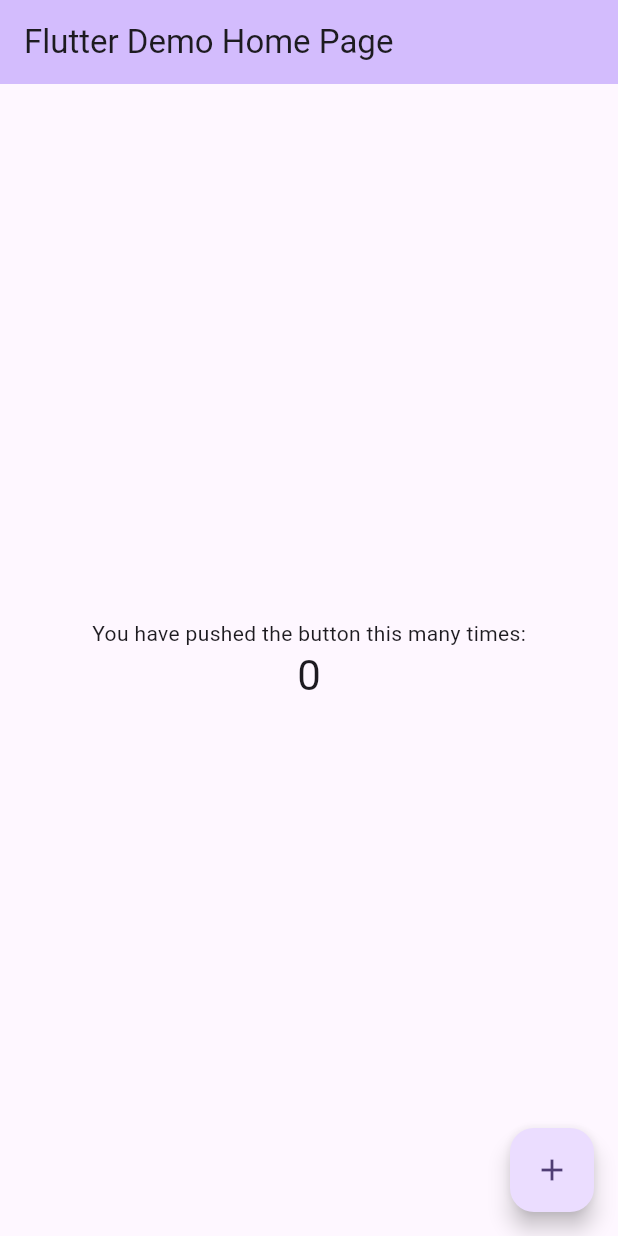
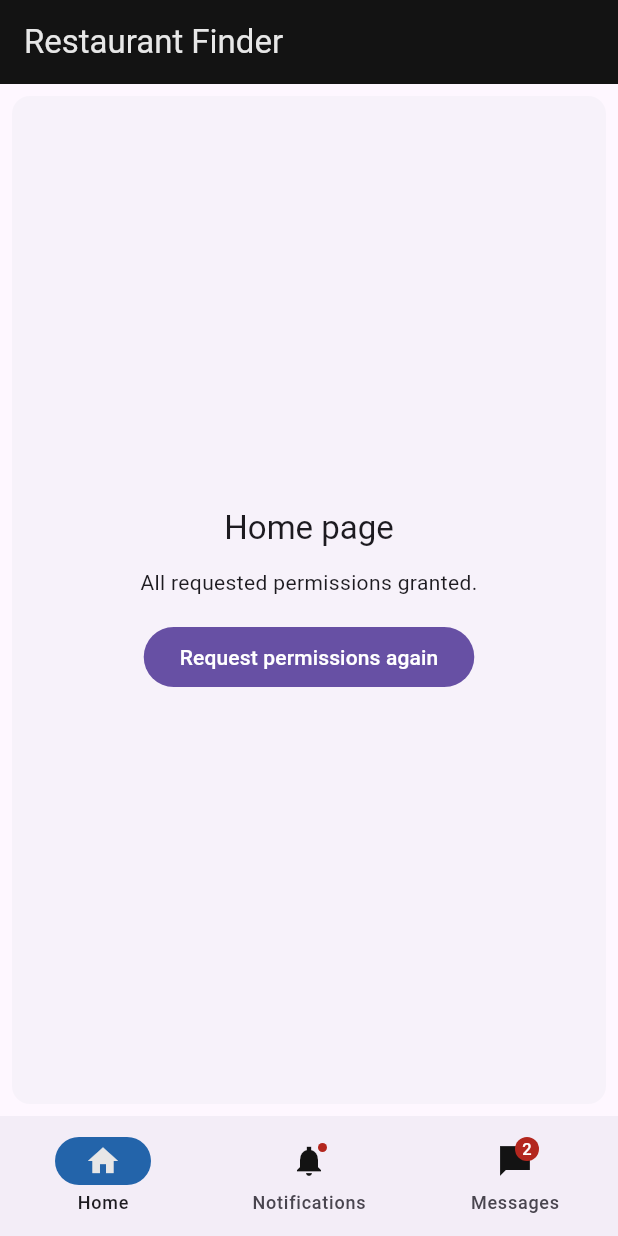
Before and after one commit to Np3-0/Tavio-Frontend, a Flutter app: the screen it shows after launch, on a phone screen of 412 x 824 dp. Run offline on Flutter 3.47's test engine with Material 3 defaults, Android fonts, the phone set to English and light mode, and no system bars; our stand-ins replace permission_handler.

Commit message:
color palette and permissions

```diff
--- a/lib/main.dart
+++ b/lib/main.dart
@@ -1,122 +1,207 @@
 import 'package:flutter/material.dart';
+import 'package:permission_handler/permission_handler.dart';
+import 'package:restaurantfinder/utils/app_colors.dart';
+import 'package:restaurantfinder/utils/permissions.dart';
 
-void main() {
-  runApp(const MyApp());
-}
+void main() => runApp(const NavigationBarApp());
 
-class MyApp extends StatelessWidget {
-  const MyApp({super.key});
+class NavigationBarApp extends StatelessWidget {
+  const NavigationBarApp({super.key});
 
-  // This widget is the root of your application.
   @override
   Widget build(BuildContext context) {
-    return MaterialApp(
-      title: 'Flutter Demo',
-      theme: ThemeData(
-        // This is the theme of your application.
-        //
-        // TRY THIS: Try running your application with "flutter run". You'll see
-        // the application has a purple toolbar. Then, without quitting the app,
-        // try changing the seedColor in the colorScheme below to Colors.green
-        // and then invoke "hot reload" (save your changes or press the "hot
-        // reload" button in a Flutter-supported IDE, or press "r" if you used
-        // the command line to start the app).
-        //
-        // Notice that the counter didn't reset back to zero; the application
-        // state is not lost during the reload. To reset the state, use hot
-        // restart instead.
-        //
-        // This works for code too, not just values: Most code changes can be
-        // tested with just a hot reload.
-        colorScheme: .fromSeed(seedColor: Colors.deepPurple),
-      ),
-      home: const MyHomePage(title: 'Flutter Demo Home Page'),
-    );
+    return const MaterialApp(home: NavigationExample());
   }
 }
 
-class MyHomePage extends StatefulWidget {
-  const MyHomePage({super.key, required this.title});
-
-  // This widget is the home page of your application. It is stateful, meaning
-  // that it has a State object (defined below) that contains fields that affect
-  // how it looks.
-
-  // This class is the configuration for the state. It holds the values (in this
-  // case the title) provided by the parent (in this case the App widget) and
-  // used by the build method of the State. Fields in a Widget subclass are
-  // always marked "final".
-
-  final String title;
+class NavigationExample extends StatefulWidget {
+  const NavigationExample({super.key});
 
   @override
-  State<MyHomePage> createState() => _MyHomePageState();
+  State<NavigationExample> createState() => _NavigationExampleState();
 }
 
-class _MyHomePageState extends State<MyHomePage> {
-  int _counter = 0;
+class _NavigationExampleState extends State<NavigationExample> {
+  int currentPageIndex = 0;
+  bool isCheckingPermissions = false;
+  String permissionSummary = 'Pending permission check...';
 
-  void _incrementCounter() {
+  @override
+  void initState() {
+    super.initState();
+    WidgetsBinding.instance.addPostFrameCallback((_) {
+      _runPermissionCheck();
+    });
+  }
+
+  Future<void> _runPermissionCheck() async {
     setState(() {
-      // This call to setState tells the Flutter framework that something has
-      // changed in this State, which causes it to rerun the build method below
-      // so that the display can reflect the updated values. If we changed
-      // _counter without calling setState(), then the build method would not be
-      // called again, and so nothing would appear to happen.
-      _counter++;
+      isCheckingPermissions = true;
+      permissionSummary = 'Checking location, voice, camera, and photos...';
+    });
+
+    final statuses = await requestAppPermissions();
+    if (!mounted) {
+      return;
+    }
+
+    final missing = statuses.entries
+      .where((entry) => entry.value != PermissionStatus.granted)
+        .map((entry) => entry.key.toString().split('.').last)
+        .toList();
+
+    setState(() {
+      isCheckingPermissions = false;
+      permissionSummary = missing.isEmpty
+          ? 'All requested permissions granted.'
+          : 'Missing: ${missing.join(', ')}';
     });
   }
 
   @override
   Widget build(BuildContext context) {
-    // This method is rerun every time setState is called, for instance as done
-    // by the _incrementCounter method above.
-    //
-    // The Flutter framework has been optimized to make rerunning build methods
-    // fast, so that you can just rebuild anything that needs updating rather
-    // than having to individually change instances of widgets.
+    final ThemeData theme = Theme.of(context);
     return Scaffold(
       appBar: AppBar(
-        // TRY THIS: Try changing the color here to a specific color (to
-        // Colors.amber, perhaps?) and trigger a hot reload to see the AppBar
-        // change color while the other colors stay the same.
-        backgroundColor: Theme.of(context).colorScheme.inversePrimary,
-        // Here we take the value from the MyHomePage object that was created by
-        // the App.build method, and use it to set our appbar title.
-        title: Text(widget.title),
+        title: const Text('Restaurant Finder', style: TextStyle(color: AppColors.Alabaster)),
+        backgroundColor: AppColors.Onyx,
       ),
-      body: Center(
-        // Center is a layout widget. It takes a single child and positions it
-        // in the middle of the parent.
-        child: Column(
-          // Column is also a layout widget. It takes a list of children and
-          // arranges them vertically. By default, it sizes itself to fit its
-          // children horizontally, and tries to be as tall as its parent.
-          //
-          // Column has various properties to control how it sizes itself and
-          // how it positions its children. Here we use mainAxisAlignment to
-          // center the children vertically; the main axis here is the vertical
-          // axis because Columns are vertical (the cross axis would be
-          // horizontal).
-          //
-          // TRY THIS: Invoke "debug painting" (choose the "Toggle Debug Paint"
-          // action in the IDE, or press "p" in the console), to see the
-          // wireframe for each widget.
-          mainAxisAlignment: .center,
-          children: [
-            const Text('You have pushed the button this many times:'),
-            Text(
-              '$_counter',
-              style: Theme.of(context).textTheme.headlineMedium,
+      bottomNavigationBar: NavigationBar(
+        onDestinationSelected: (int index) {
+          setState(() {
+            currentPageIndex = index;
+          });
+        },
+        indicatorColor: AppColors.Ocean,
+        selectedIndex: currentPageIndex,
+        destinations: const <Widget>[
+          NavigationDestination(
+            selectedIcon: Icon(Icons.home, color: AppColors.Alabaster),
+            icon: Icon(Icons.home_outlined, color: AppColors.Onyx),
+            label: 'Home',
+          ),
+          NavigationDestination(
+            selectedIcon: Badge(
+              child: Icon(Icons.notifications_sharp, color: AppColors.Alabaster),
             ),
-          ],
+            icon: Badge(
+              child: Icon(Icons.notifications_sharp, color: AppColors.Onyx),
+            ),
+            label: 'Notifications',
+          ),
+          NavigationDestination(
+            selectedIcon: Badge(
+              label: Text('2'),
+              child: Icon(Icons.messenger_sharp, color: AppColors.Alabaster),
+            ),
+            icon: Badge(
+              label: Text('2'),
+              child: Icon(Icons.messenger_sharp, color: AppColors.Onyx),
+            ),
+            label: 'Messages',
+          ),
+        ],
+      ),
+      body: <Widget>[
+        /// Home page
+        Card(
+          elevation: 0,
+          shadowColor: Colors.transparent,
+          margin: const EdgeInsets.all(8.0),
+          child: SizedBox.expand(
+            child: Padding(
+              padding: const EdgeInsets.all(16.0),
+              child: Column(
+                mainAxisAlignment: MainAxisAlignment.center,
+                children: <Widget>[
+                  Text('Home page', style: theme.textTheme.titleLarge),
+                  const SizedBox(height: 12),
+                  Text(
+                    permissionSummary,
+                    textAlign: TextAlign.center,
+                  ),
+                  const SizedBox(height: 16),
+                  FilledButton(
+                    onPressed: isCheckingPermissions ? null : _runPermissionCheck,
+                    child: Text(
+                      isCheckingPermissions
+                          ? 'Checking permissions...'
+                          : 'Request permissions again',
+                    ),
+                  ),
+                ],
+              ),
+            ),
+          ),
         ),
-      ),
-      floatingActionButton: FloatingActionButton(
-        onPressed: _incrementCounter,
-        tooltip: 'Increment',
-        child: const Icon(Icons.add),
-      ),
+
+        /// Notifications page
+        const Padding(
+          padding: EdgeInsets.all(8.0),
+          child: Column(
+            children: <Widget>[
+              Card(
+                child: ListTile(
+                  leading: Icon(Icons.notifications_sharp),
+                  title: Text('Notification 1'),
+                  subtitle: Text('This is a notification'),
+                ),
+              ),
+              Card(
+                child: ListTile(
+                  leading: Icon(Icons.notifications_sharp),
+                  title: Text('Notification 2'),
+                  subtitle: Text('This is a notification'),
+                ),
+              ),
+            ],
+          ),
+        ),
+
+        /// Messages page
+        ListView.builder(
+          reverse: true,
+          itemCount: 2,
+          itemBuilder: (BuildContext context, int index) {
+            if (index == 0) {
+              return Align(
+                alignment: Alignment.centerRight,
+                child: Container(
+                  margin: const EdgeInsets.all(8.0),
+                  padding: const EdgeInsets.all(8.0),
+                  decoration: BoxDecoration(
+                    color: theme.colorScheme.primary,
+                    borderRadius: BorderRadius.circular(8.0),
+                  ),
+                  child: Text(
+                    'Hello',
+                    style: theme.textTheme.bodyLarge!.copyWith(
+                      color: theme.colorScheme.onPrimary,
+                    ),
+                  ),
+                ),
+              );
+            }
+            return Align(
+              alignment: Alignment.centerLeft,
+              child: Container(
+                margin: const EdgeInsets.all(8.0),
+                padding: const EdgeInsets.all(8.0),
+                decoration: BoxDecoration(
+                  color: theme.colorScheme.primary,
+                  borderRadius: BorderRadius.circular(8.0),
+                ),
+                child: Text(
+                  'Hi!',
+                  style: theme.textTheme.bodyLarge!.copyWith(
+                    color: theme.colorScheme.onPrimary,
+                  ),
+                ),
+              ),
+            );
+          },
+        ),
+      ][currentPageIndex],
     );
   }
 }
--- /dev/null
+++ b/lib/utils/app_colors.dart
@@ -0,0 +1,10 @@
+import 'package:flutter/material.dart';
+
+// since this app is for the visually impaired, make sure there is high contrast
+class AppColors {
+  static const Color Onyx = Color(0xFF131313); // primary color (dark gray)
+  static const Color Alabaster = Color(0xFFE7E7E7);  // main text (white)
+  static const Color Ocean = Color(0xFF2364AA); // accent color (blue)
+  static const Color Charcoal = Color(0xFF5B5B5B); // whatever color (light gray)
+  static const Color Denim = Color(0xFF548AD0); // secondary accent color (light blue)
+}
--- /dev/null
+++ b/lib/utils/permissions.dart
@@ -0,0 +1,39 @@
+import 'package:permission_handler/permission_handler.dart';
+
+Future<void> requestPermission({required Permission permission}) async {
+  final status = await permission.request();
+  if (status == PermissionStatus.denied) {
+    // Handle the case when the user denies the permission
+    print('Permission denied: $permission');
+  } else if (status == PermissionStatus.permanentlyDenied) {
+    // Handle the case when the user permanently denies the permission
+    print('Permission permanently denied: $permission');
+  } else if (status == PermissionStatus.granted) {
+    // Handle the case when the user grants the permission
+    print('Permission granted: $permission');
+  }
+}
+
+Future<Map<Permission, PermissionStatus>> requestAppPermissions() async {
+  final List<Permission> permissions = <Permission>[
+    Permission.location,
+    Permission.microphone,
+    Permission.camera,
+    Permission.photos,
+  ];
+
+  final Map<Permission, PermissionStatus> statuses =
+      await permissions.request();
+
+  for (final MapEntry<Permission, PermissionStatus> entry in statuses.entries) {
+    if (entry.value == PermissionStatus.denied) {
+      print('Permission denied: ${entry.key}');
+    } else if (entry.value == PermissionStatus.permanentlyDenied) {
+      print('Permission permanently denied: ${entry.key}');
+    } else if (entry.value == PermissionStatus.granted) {
+      print('Permission granted: ${entry.key}');
+    }
+  }
+
+  return statuses;
+}
--- a/pubspec.yaml
+++ b/pubspec.yaml
@@ -30,6 +30,7 @@ environment:
 dependencies:
   flutter:
     sdk: flutter
+  permission_handler: ^12.0.0
 
   # The following adds the Cupertino Icons font to your application.
   # Use with the CupertinoIcons class for iOS style icons.
```
Also changed, not shown: pubspec.lock, 6 other files.
